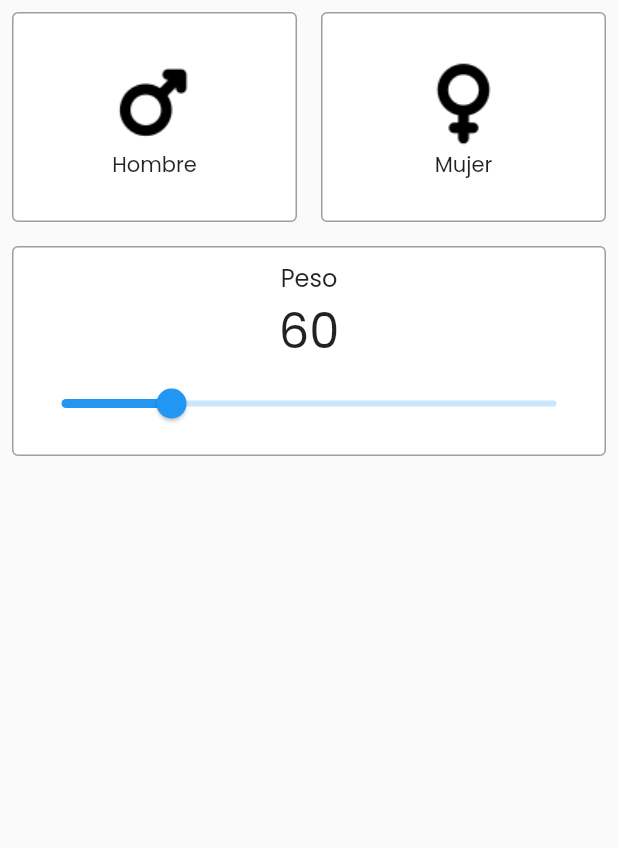
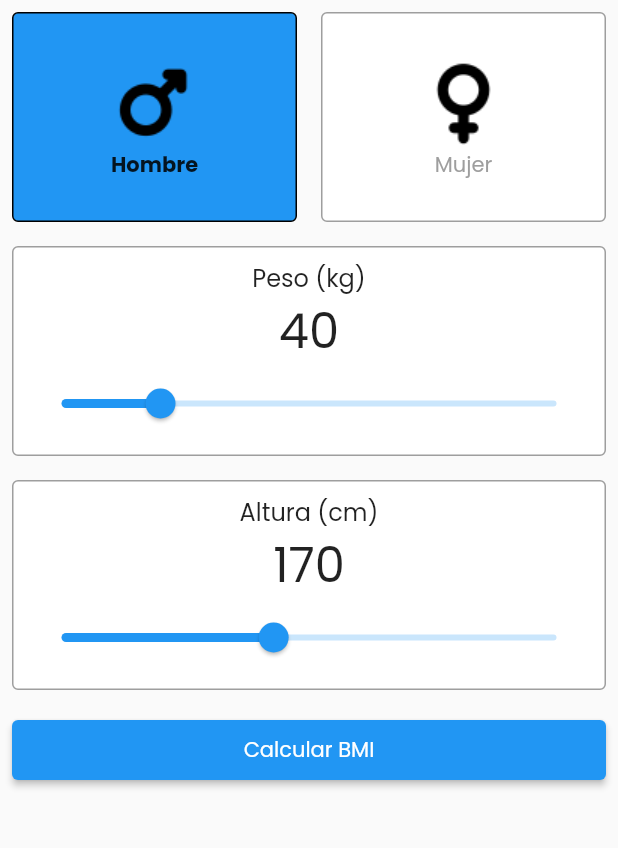
Before and after one commit to mchire/codigo4_bmi, a Flutter app: the screen it shows after launch, on a phone screen of 412 x 824 dp, the part 84-932 px from its top. Run offline on Flutter 3.47's test engine with Material 2 defaults, Android fonts, the phone set to English and light mode, and no system bars.

Commit message:
Boton BMI

```diff
--- a/lib/my_home_page.dart
+++ b/lib/my_home_page.dart
@@ -1,4 +1,5 @@
-import 'package:codigo4_bmi/widgets/custom_card.dart';
+import 'package:codigo4_bmi/widgets/selector_card.dart';
+import 'package:codigo4_bmi/widgets/slider_card.dart';
 import 'package:flutter/material.dart';
 
 class MyHomePage extends StatelessWidget {
@@ -17,53 +18,29 @@ class MyHomePage extends StatelessWidget {
       ),
       body: Column(
         children: [
-          Row(
-            children: [
-              Expanded(
-                child: CustomCard(
-                  child: Column(
-                    mainAxisAlignment: MainAxisAlignment.center,
-                    children: [
-                      Image.asset("images/male.png"),
-                      const Text("Hombre"),
-                    ],
-                  ),
-                ),
+          const SelectorCard(),
+          const SliderCard(
+            title: 'Peso (kg)',
+            min: 20,
+            max: 120,
+            initialValue: 40,
+          ),
+          const SliderCard(
+            title: 'Altura (cm)',
+            min: 140,
+            max: 210,
+            initialValue: 170,
+          ),
+          Padding(
+            padding: const EdgeInsets.all(8.0),
+            child: ElevatedButton(
+              style: ElevatedButton.styleFrom(
+                minimumSize: const Size.fromHeight(40),
               ),
-              Expanded(
-                child: CustomCard(
-                  child: Column(
-                    mainAxisAlignment: MainAxisAlignment.center,
-                    children: [
-                      Image.asset("images/female.png"),
-                      const Text("Mujer"),
-                    ],
-                  ),
-                ),
-              ),
-            ],
-          ),
-          CustomCard(
-            child: Padding(
-              padding: const EdgeInsets.all(8.0),
-              child: Column(
-                children: [
-                  const Text(
-                    "Peso",
-                    style: TextStyle(fontSize: 16),
-                  ),
-                  const Text(
-                    "60",
-                    style: TextStyle(fontSize: 32),
-                  ),
-                  Slider(
-                    min: 20,
-                    max: 200,
-                    value: 60,
-                    onChanged: (_) {},
-                  ),
-                ],
-              ),
+              onPressed: () {
+                print("Calcular BMI");
+              },
+              child: const Text("Calcular BMI"),
             ),
           ),
         ],
--- a/lib/widgets/custom_card.dart
+++ b/lib/widgets/custom_card.dart
@@ -2,7 +2,14 @@ import 'package:flutter/material.dart';
 
 class CustomCard extends StatelessWidget {
   final Widget child;
-  const CustomCard({super.key, required this.child});
+  final Color backgroundColor;
+  final Color borderColor;
+  const CustomCard({
+    super.key,
+    required this.child,
+    this.backgroundColor = Colors.white,
+    this.borderColor = Colors.grey,
+  });
 
   @override
   Widget build(BuildContext context) {
@@ -11,9 +18,9 @@ class CustomCard extends StatelessWidget {
       child: Container(
         height: 140,
         decoration: BoxDecoration(
-          border: Border.all(color: Colors.grey),
+          border: Border.all(color: borderColor),
           borderRadius: const BorderRadius.all(Radius.circular(4)),
-          color: Colors.white,
+          color: backgroundColor,
         ),
         child: child,
       ),
--- /dev/null
+++ b/lib/widgets/image_card.dart
@@ -0,0 +1,11 @@
+import 'package:flutter/src/widgets/container.dart';
+import 'package:flutter/src/widgets/framework.dart';
+
+class ImageCard extends StatelessWidget {
+  const ImageCard({super.key});
+
+  @override
+  Widget build(BuildContext context) {
+    return Container();
+  }
+}
--- /dev/null
+++ b/lib/widgets/selector_card.dart
@@ -0,0 +1,77 @@
+import 'package:codigo4_bmi/widgets/custom_card.dart';
+import 'package:flutter/material.dart';
+
+class SelectorCard extends StatefulWidget {
+  const SelectorCard({super.key});
+
+  @override
+  State<SelectorCard> createState() => _SelectorCardState();
+}
+
+class _SelectorCardState extends State<SelectorCard> {
+  var _isSelected = true;
+
+  @override
+  Widget build(BuildContext context) {
+    return Row(
+      children: [
+        Expanded(
+          child: GestureDetector(
+            onTap: () {
+              setState(() {
+                _isSelected = true;
+              });
+            },
+            child: CustomCard(
+              backgroundColor: _isSelected ? Colors.blue : Colors.white,
+              borderColor: _isSelected ? Colors.black : Colors.grey,
+              child: Column(
+                mainAxisAlignment: MainAxisAlignment.center,
+                children: [
+                  Image.asset("images/male.png"),
+                  Text(
+                    "Hombre",
+                    style: _isSelected
+                        ? const TextStyle(fontWeight: FontWeight.bold)
+                        : const TextStyle(
+                            fontWeight: FontWeight.normal,
+                            color: Colors.grey,
+                          ),
+                  ),
+                ],
+              ),
+            ),
+          ),
+        ),
+        Expanded(
+          child: GestureDetector(
+            onTap: () {
+              setState(() {
+                _isSelected = false;
+              });
+            },
+            child: CustomCard(
+              backgroundColor: !_isSelected ? Colors.blue : Colors.white,
+              borderColor: !_isSelected ? Colors.black : Colors.grey,
+              child: Column(
+                mainAxisAlignment: MainAxisAlignment.center,
+                children: [
+                  Image.asset("images/female.png"),
+                  Text(
+                    "Mujer",
+                    style: !_isSelected
+                        ? const TextStyle(fontWeight: FontWeight.bold)
+                        : const TextStyle(
+                            fontWeight: FontWeight.normal,
+                            color: Colors.grey,
+                          ),
+                  ),
+                ],
+              ),
+            ),
+          ),
+        ),
+      ],
+    );
+  }
+}
--- /dev/null
+++ b/lib/widgets/slider_card.dart
@@ -0,0 +1,63 @@
+import 'package:codigo4_bmi/widgets/custom_card.dart';
+import 'package:flutter/material.dart';
+
+class SliderCard extends StatefulWidget {
+  final String title;
+  final double min;
+  final double max;
+  final double initialValue;
+
+  const SliderCard({
+    super.key,
+    required this.title,
+    required this.min,
+    required this.max,
+    required this.initialValue,
+  });
+
+
+  @override
+  State<SliderCard> createState() => _SliderCardState();
+}
+
+class _SliderCardState extends State<SliderCard> {
+  late double currentValue;
+
+  @override
+  void initState() {
+    super.initState();
+
+    currentValue = widget.initialValue;
+  }
+
+  @override
+  Widget build(BuildContext context) {
+    return CustomCard(
+      child: Padding(
+        padding: const EdgeInsets.all(8.0),
+        child: Column(
+          children: [
+            Text(
+              widget.title,
+              style: const TextStyle(fontSize: 16),
+            ),
+            Text(
+              '${currentValue.round()}',
+              style: const TextStyle(fontSize: 32),
+            ),
+            Slider(
+              min: widget.min,
+              max: widget.max,
+              value: currentValue,
+              onChanged: (value) {
+                setState(() {
+                  currentValue = value;
+                });
+              },
+            ),
+          ],
+        ),
+      ),
+    );
+  }
+}
```
